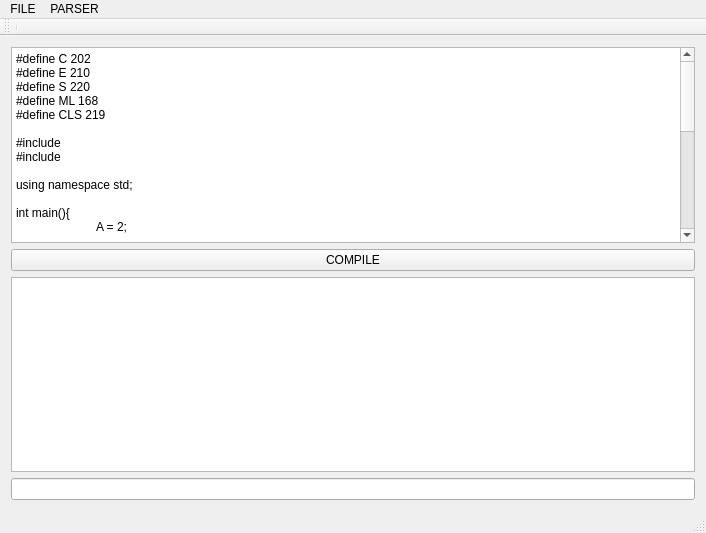
fsvymk/newclass, file mainwindow.ui: the form before one commit.
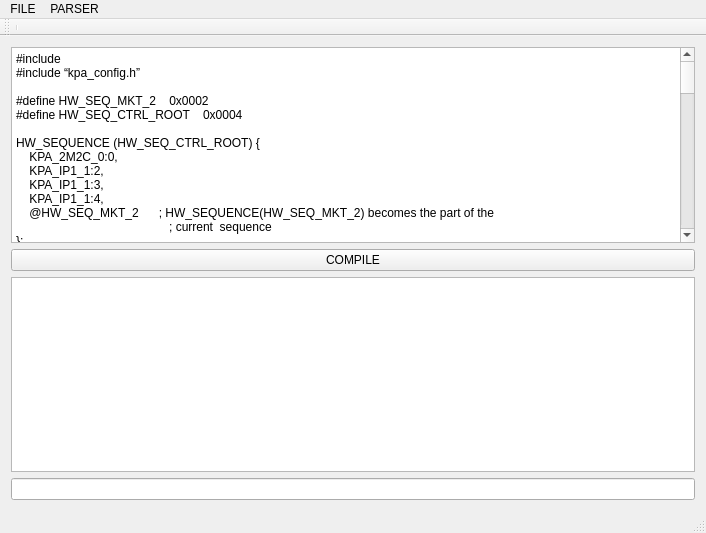
The form after the commit.

Commit message: Script example from tech.task

Diff of the .ui file:
```diff
--- a/mainwindow.ui
+++ b/mainwindow.ui
@@ -21,37 +21,74 @@
     <item row="1" column="0">
      <widget class="QPlainTextEdit" name="plainTextEdit">
       <property name="plainText">
-       <string>#define C 202
-#define E 210
-#define S 220
-#define ML 168
-#define CLS 219
-
-#include &lt;stdio&gt;
-#include &lt;iostream.h&gt;
-
-using namespace std;
-
-int main(){
-	A = 2;
-	
-	long int B = 100 + A;
-	
-	C = A/B;
-	
-	D = -1 * C;
-	
-	if(D==8){
-				A = 2;
-			
-			long int B = 100 + A;
-			
-			C = A/B;
-			
-			D = -1 * C;
-	}
-}
-</string>
+       <string>#include &lt;names.h&gt;				
+#include “kpa_config.h”				
+				
+#define HW_SEQ_MKT_2    0x0002				
+#define HW_SEQ_CTRL_ROOT    0x0004				
+				
+HW_SEQUENCE (HW_SEQ_CTRL_ROOT) {				
+    KPA_2M2C_0:0, 				
+    KPA_IP1_1:2,				
+    KPA_IP1_1:3,				
+    KPA_IP1_1:4,				
+    @HW_SEQ_MKT_2      ; HW_SEQUENCE(HW_SEQ_MKT_2) becomes the part of the				
+                                              ; current  sequence				
+};				
+				
+HW_SEQUENCE (HW_SEQ_MKT_2) {				
+    KPA_MKT_0:0,				
+    KPA_MKT_0:1,				
+    KPA_MKT_0:2,				
+    KPA_MKT_0:3,				
+    KPA_MKT_0:4,				
+    KPA_MKT_0:5,				
+    KPA_MKT_1:2,				
+    KPA_MKT_1:3,				
+    KPA_MKT_1:4				
+};				
+				
+				
+				
+#define IP1_UPDATE EVENT_L00				
+				
+module (KPA_IP1, HW_SEQ_CTRL_ROOT) {				
+	uword Vx : rg:7, dVx:rg:8;			
+	uword Ctrl:port:0;			
+	word A, B, C;			
+				
+	VAR_EVENTS {			
+		Ctrl ::: IP1_UPDATE		
+	}			
+				
+	procedure ( IP1_UPDATE) {			
+		A := Ctrl;		
+		Ctrl := A &amp; 0xFFFE;		
+		rg[11] := Vx + dVx;		
+		rg[10] := Vx - dVx;		
+		rg[1] := 0xA710;		
+		Ctrl := 0x0002 | iif ( A &amp; 0x0020, A | 0x8000, A);		
+	}			
+				
+	procedure Run (EVENT_GRUN) {			
+		Ctrl := 0;		
+		Vx := 0;		
+		dVx := 0;		
+		B := 0;		
+		while (1) {		
+			rg[3+B] := 0;	
+			if (B &gt; 5)	
+				break;
+			else	
+				B := B + 1;
+			if (Ctrl &amp; 0x0200) {	
+				local_send_event (IP1_UPDATE);
+				end_proc ();
+			}	
+		}		
+		debug_prnt (&quot;Module IP1 was run at %02d:%02d&quot;, m_pos, m_channel);		
+	}			
+}		</string>
       </property>
      </widget>
     </item>
```
Left out of the diff: 2 changed lines with no effect on the pictures. The commit also changes 2 other files.
